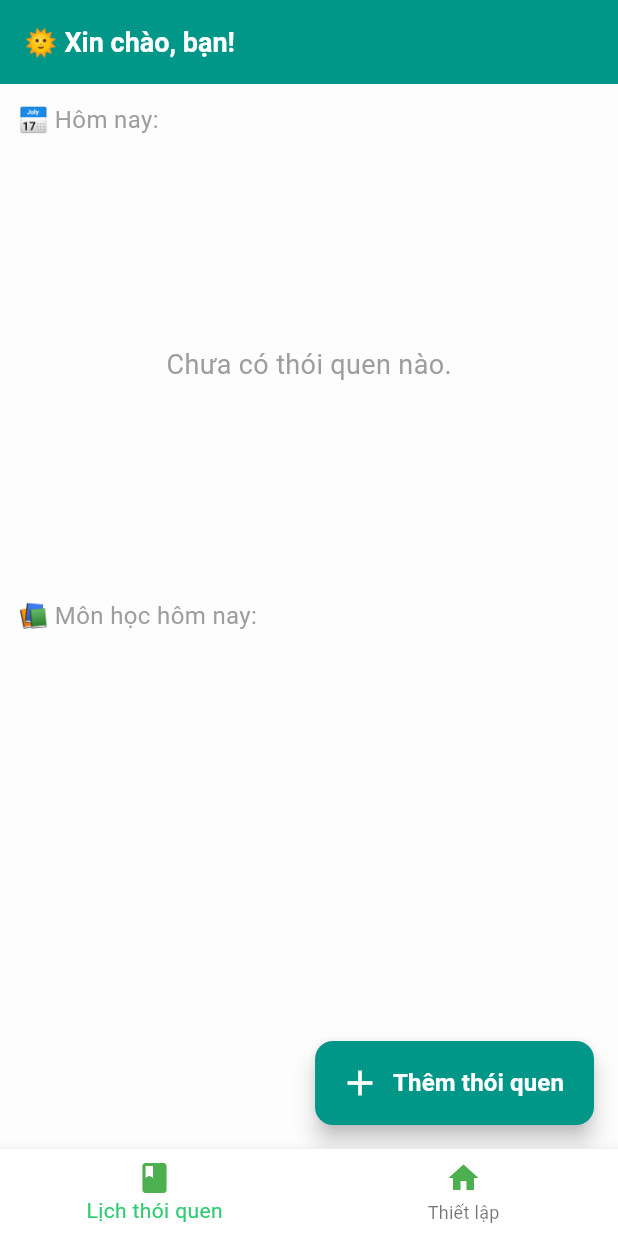
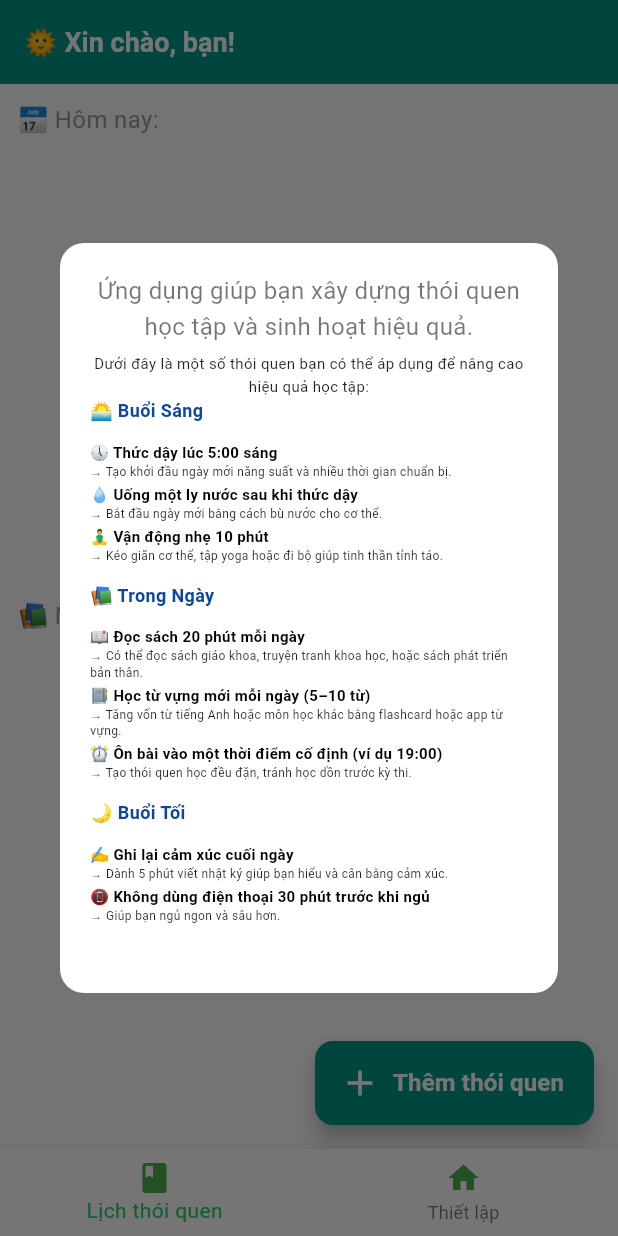
Before and after one commit to dongphanit/appnext2, a Flutter app: the screen it shows after launch, on a phone screen of 412 x 824 dp. Run offline on Flutter 3.47's test engine with Material 3 defaults, Android fonts, the phone set to English and light mode, and no system bars; our stand-ins replace flutter_local_notifications, google_mobile_ads, shared_preferences, sqflite, timezone; accounts and stored records are empty.

Commit message:
fix introdude

```diff
--- /dev/null
+++ b/lib/home_intro_screen.dart
@@ -0,0 +1,111 @@
+import 'package:flutter/material.dart';
+
+TextStyle get titleStyle => const TextStyle(
+      fontSize: 12,
+      fontWeight: FontWeight.bold,
+      color: Color(0xFF0D47A1),
+    );
+
+TextStyle get habitTitleStyle => const TextStyle(
+      fontSize: 10,
+      fontWeight: FontWeight.w600,
+    );
+
+TextStyle get habitDescriptionStyle => const TextStyle(
+      fontSize: 8,
+      color: Colors.black87,
+    );
+
+Widget buildHabit(String title, String description) {
+  return Padding(
+    padding: const EdgeInsets.only(bottom: 2),
+    child: Column(
+      crossAxisAlignment: CrossAxisAlignment.start,
+      children: [
+        Text(title, style: habitTitleStyle),
+        // const SizedBox(height: 4),
+        Text(description, style: habitDescriptionStyle),
+      ],
+    ),
+  );
+}
+
+Widget buildSection(String heading, List<Widget> habits) {
+  return Padding(
+    padding: const EdgeInsets.only(bottom: 10),
+    child: Column(
+      crossAxisAlignment: CrossAxisAlignment.start,
+      children: [
+        Text(heading, style: titleStyle),
+        const SizedBox(height: 12),
+        ...habits,
+      ],
+    ),
+  );
+}
+
+Widget introductionStep(Function callBack) {
+  return Padding(
+    padding: const EdgeInsets.all(20),
+    child: ListView(
+      children: [
+        // Title
+
+        Text(
+            'Ứng dụng giúp bạn xây dựng thói quen học tập và sinh hoạt hiệu quả.',
+            textAlign: TextAlign.center,
+            style: const TextStyle(
+              fontSize: 16,
+              color: Colors.black54,
+              height: 1.5,
+            )),
+
+        const SizedBox(height: 5),
+        // Example habits text
+        Text(
+            'Dưới đây là một số thói quen bạn có thể áp dụng để nâng cao hiệu quả học tập:',
+            textAlign: TextAlign.center,
+            style: const TextStyle(
+              fontSize: 10,
+              color: Colors.black87,
+              height: 1.5,
+            )),
+
+        buildSection('🌅 Buổi Sáng', [
+          buildHabit('🕔 Thức dậy lúc 5:00 sáng',
+              '→ Tạo khởi đầu ngày mới năng suất và nhiều thời gian chuẩn bị.'),
+          buildHabit('💧 Uống một ly nước sau khi thức dậy',
+              '→ Bắt đầu ngày mới bằng cách bù nước cho cơ thể.'),
+          buildHabit('🧘‍♂️ Vận động nhẹ 10 phút',
+              '→ Kéo giãn cơ thể, tập yoga hoặc đi bộ giúp tinh thần tỉnh táo.'),
+        ]),
+        buildSection('📚 Trong Ngày', [
+          buildHabit('📖 Đọc sách 20 phút mỗi ngày',
+              '→ Có thể đọc sách giáo khoa, truyện tranh khoa học, hoặc sách phát triển bản thân.'),
+          buildHabit('📔 Học từ vựng mới mỗi ngày (5–10 từ)',
+              '→ Tăng vốn từ tiếng Anh hoặc môn học khác bằng flashcard hoặc app từ vựng.'),
+          buildHabit('⏰ Ôn bài vào một thời điểm cố định (ví dụ 19:00)',
+              '→ Tạo thói quen học đều đặn, tránh học dồn trước kỳ thi.'),
+        ]),
+        buildSection('🌙 Buổi Tối', [
+          buildHabit('✍️ Ghi lại cảm xúc cuối ngày',
+              '→ Dành 5 phút viết nhật ký giúp bạn hiểu và cân bằng cảm xúc.'),
+          buildHabit('📵 Không dùng điện thoại 30 phút trước khi ngủ',
+              '→ Giúp bạn ngủ ngon và sâu hơn.'),
+        ]),
+        const SizedBox(height: 24),
+        ElevatedButton(
+          onPressed: () => callBack(),
+          style: ElevatedButton.styleFrom(
+            backgroundColor: const Color(0xFF0D47A1),
+            shape:
+                RoundedRectangleBorder(borderRadius: BorderRadius.circular(12)),
+            padding: const EdgeInsets.symmetric(vertical: 14),
+          ),
+          child: const Text('Bắt đầu ngay',
+              style: TextStyle(fontSize: 16, color: Colors.white)),
+        )
+      ],
+    ),
+  );
+}
--- a/lib/reminder_intro_screen.dart
+++ b/lib/setting_schedule_intro_screen.dart
@@ -2,8 +2,8 @@
 
 import 'package:flutter/material.dart';
 
-class ReminderIntroScreen extends StatelessWidget {
-  const ReminderIntroScreen({super.key});
+class SettingIntroScreen extends StatelessWidget {
+  const SettingIntroScreen({super.key});
 
   @override
   Widget build(BuildContext context) {
```
Also changed, not shown: lib/home_page.dart (+47 -15 lines), lib/homework_reminder.dart (+15 -3 lines).
